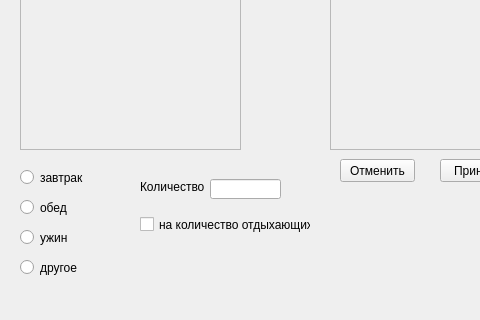
Qt form MI_Client/cform3.ui (Arankir/Labs) before a commit; both pictures show x 0 to 480 and y 191 to 511 of the 641 by 511 pixel window.
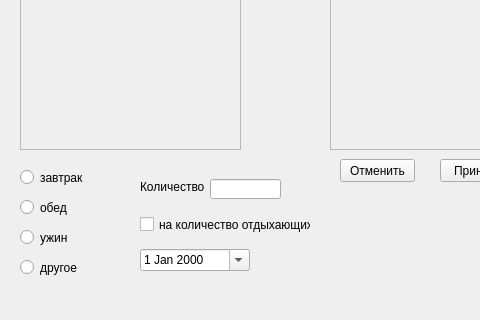
The same form after that commit.

```diff
--- a/MI_Client/cform3.ui
+++ b/MI_Client/cform3.ui
@@ -173,6 +173,19 @@
     <string>Принять</string>
    </property>
   </widget>
+  <widget class="QDateEdit" name="dateEdit">
+   <property name="geometry">
+    <rect>
+     <x>140</x>
+     <y>440</y>
+     <width>110</width>
+     <height>22</height>
+    </rect>
+   </property>
+   <property name="calendarPopup">
+    <bool>true</bool>
+   </property>
+  </widget>
  </widget>
  <resources/>
  <connections/>
```
Left out of the diff: 2 changed lines with no effect on the pictures.
